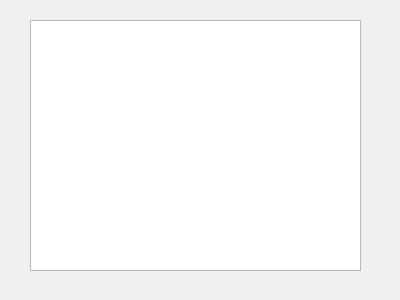
The window that galeria_zdjec/Project/album.ui (starzykbartlomiej/photo_gallery) describes before a commit, drawn with Qt 5.
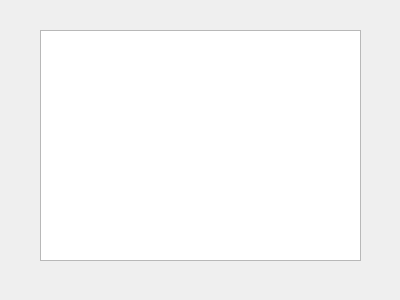
The same window after the commit.

Commit message: Display album second

The edit to the form file:
```diff
--- a/galeria_zdjec/Project/album.ui
+++ b/galeria_zdjec/Project/album.ui
@@ -13,13 +13,13 @@
   <property name="windowTitle">
    <string>Dialog</string>
   </property>
-  <widget class="QGraphicsView" name="graphicsView">
+  <widget class="QListWidget" name="listWidget">
    <property name="geometry">
     <rect>
-     <x>30</x>
-     <y>20</y>
-     <width>331</width>
-     <height>251</height>
+     <x>40</x>
+     <y>30</y>
+     <width>321</width>
+     <height>231</height>
     </rect>
    </property>
   </widget>
```
The commit also changes 7 other files.
